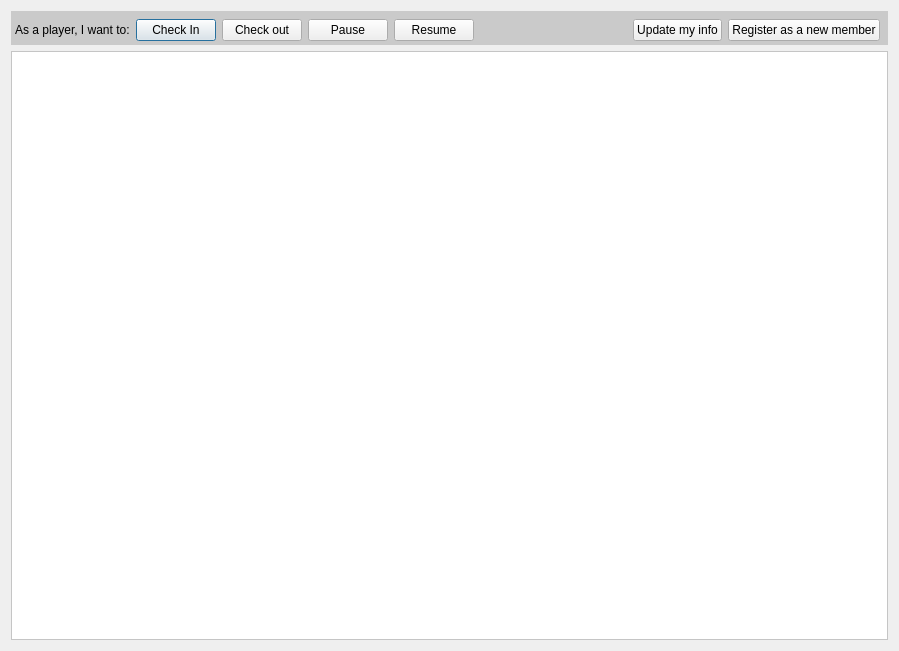
Before: the Qt Designer form src/SessionDialog.ui in simophin/game-matcher-qt, drawn with Qt 5.
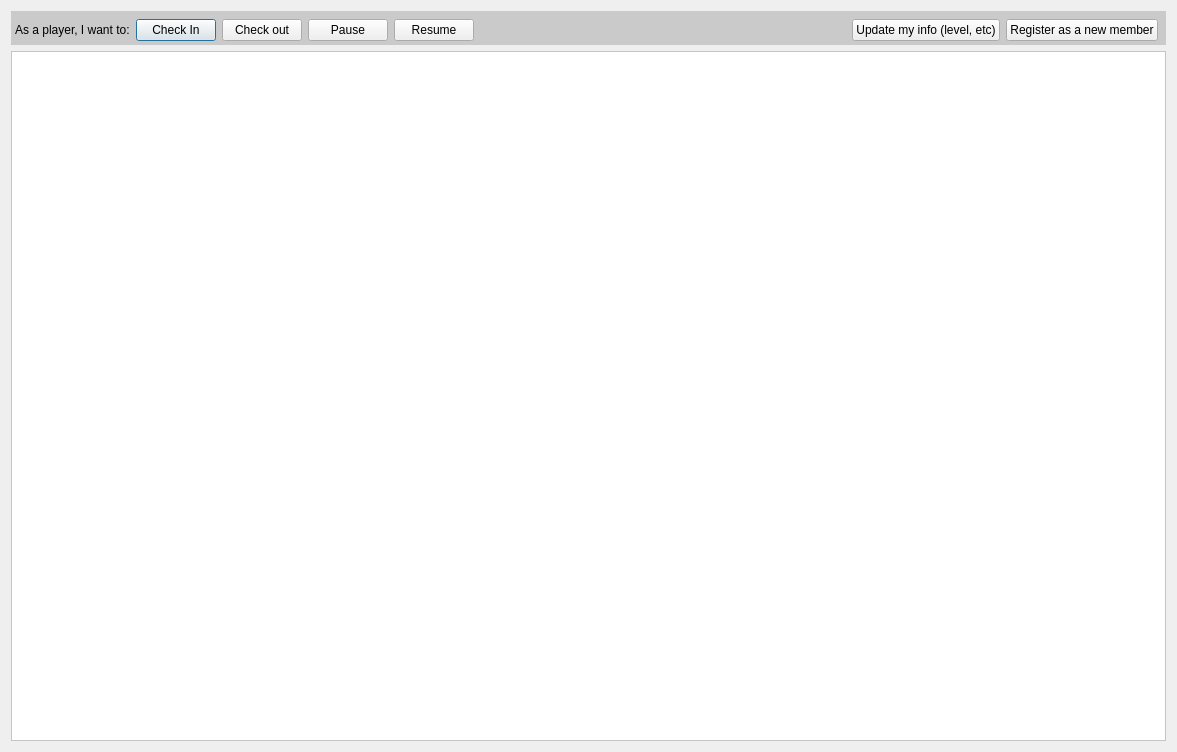
After: the same form once the commit is applied.

```diff
--- a/src/SessionDialog.ui
+++ b/src/SessionDialog.ui
@@ -9,8 +9,8 @@
    <rect>
     <x>0</x>
     <y>0</y>
-    <width>899</width>
-    <height>651</height>
+    <width>1177</width>
+    <height>752</height>
    </rect>
   </property>
   <property name="windowTitle">
@@ -108,7 +108,7 @@
         <item>
          <widget class="QPushButton" name="updateButton">
           <property name="text">
-           <string>Update my info</string>
+           <string>Update my info (level, etc)</string>
           </property>
          </widget>
         </item>
```
